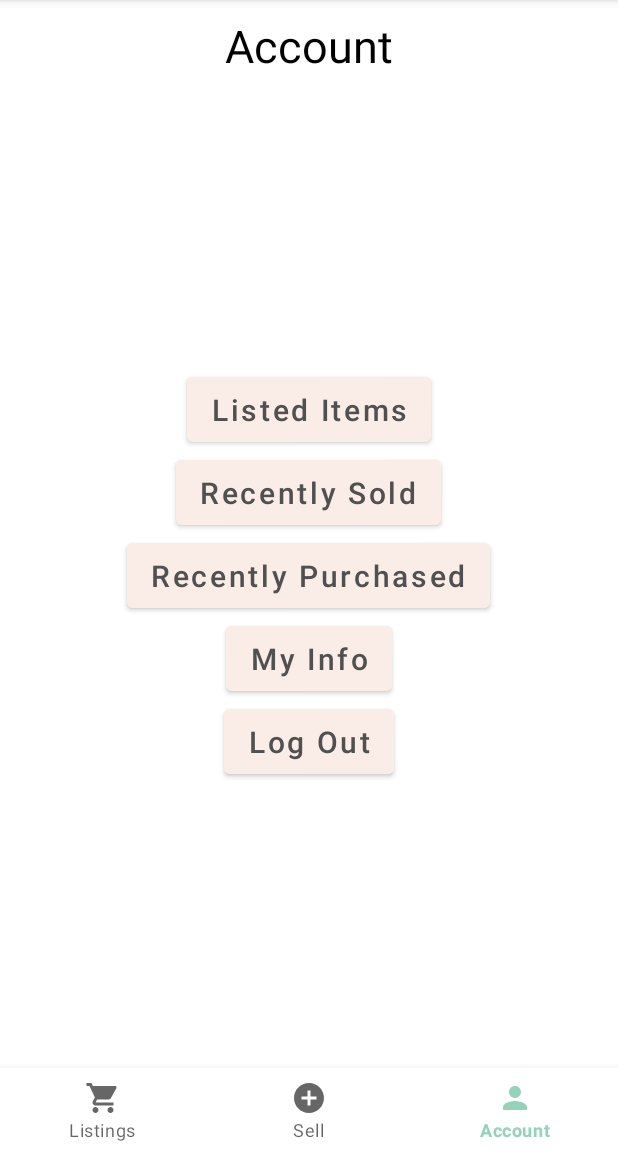
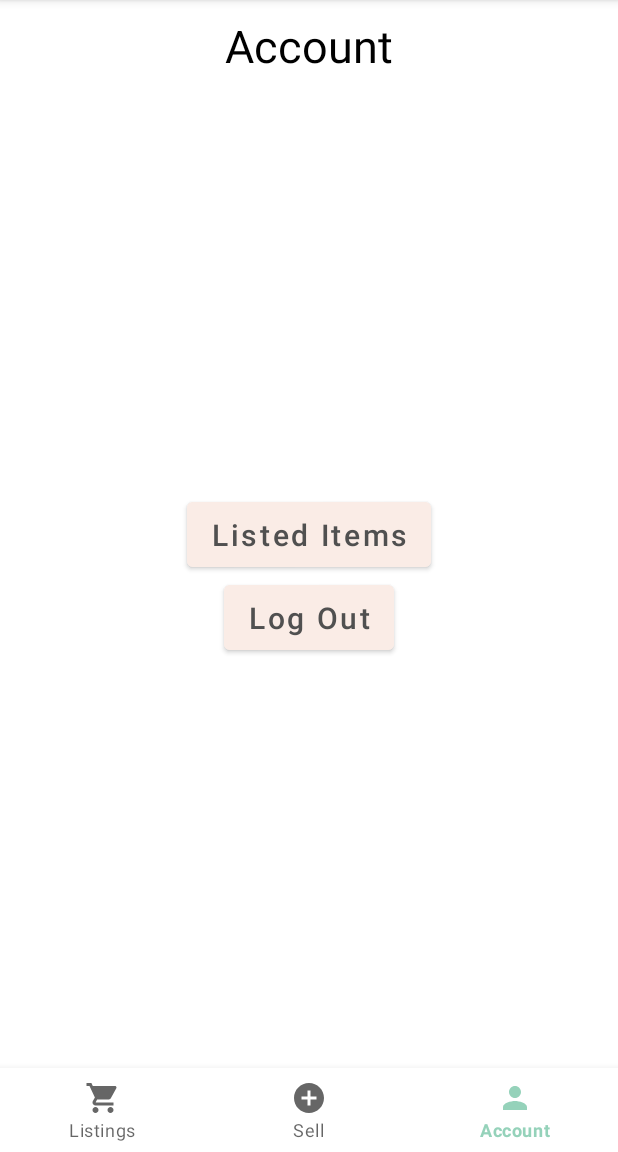
Before and after one commit to n427/ReDo, an Android app: the screen it shows after launch once a user with an empty profile is signed in (AccountActivity), item 3 of the bottom bar chosen, on a phone screen of 412 x 824 dp, the part 84-1236 px from its top. Run offline under Robolectric (Android 15) with nearby library versions, the phone set to English and light mode, and no system bars; our stand-ins replace Firebase (no records; nobody signed in at launch, a user with empty details on screens opened directly).

```diff
--- a/app/src/main/AndroidManifest.xml
+++ b/app/src/main/AndroidManifest.xml
@@ -6,6 +6,8 @@
         <activity android:name=".LoginActivity" />
         <activity android:name=".RegisterActivity" />
         <activity android:name=".ListingsActivity" />
+        <activity android:name=".ItemActivity" />
+        <activity android:name=".ThankyouActivity" />
         <activity android:name=".SellActivity" />
         <activity android:name=".AccountActivity" />
         <activity android:name=".MainActivity">
--- a/app/src/main/java/com/example/redo/ListingsActivity.java
+++ b/app/src/main/java/com/example/redo/ListingsActivity.java
@@ -1,9 +1,10 @@
 package com.example.redo;
 
-import android.accounts.Account;
 import android.content.Intent;
 import android.os.Bundle;
 import android.view.MenuItem;
+import android.view.View;
+import android.widget.AdapterView;
 import android.widget.ArrayAdapter;
 import android.widget.ListView;
 
@@ -13,15 +14,16 @@ import androidx.appcompat.app.AppCompatActivity;
 import com.google.android.gms.tasks.OnCompleteListener;
 import com.google.android.gms.tasks.Task;
 import com.google.android.material.bottomnavigation.BottomNavigationView;
-import com.google.firebase.auth.FirebaseAuth;
 import com.google.firebase.firestore.DocumentSnapshot;
 import com.google.firebase.firestore.FirebaseFirestore;
 import com.google.firebase.firestore.QuerySnapshot;
 
 import java.util.ArrayList;
+import java.util.List;
 
-public class ListingsActivity extends AppCompatActivity implements BottomNavigationView.OnNavigationItemSelectedListener {
+public class ListingsActivity extends AppCompatActivity implements BottomNavigationView.OnNavigationItemSelectedListener, AdapterView.OnItemClickListener {
     FirebaseFirestore db;
+    private List<Listing> listings;
 
     @Override
     protected void onCreate(Bundle savedInstanceState) {
@@ -36,9 +38,11 @@ public class ListingsActivity extends AppCompatActivity implements BottomNavigat
         bottomNavigation.setOnNavigationItemSelectedListener(this);
 
         // setup listings list
+        listings = new ArrayList<>();
         ListView listView = findViewById(R.id.listingsList);
         final ArrayAdapter<String> listAdapter = new ArrayAdapter<>(this, android.R.layout.simple_list_item_1, new ArrayList<String>());
         listView.setAdapter(listAdapter);
+        listView.setOnItemClickListener(this);
 
         // add listings to listings list
         db.collection("listings").get().addOnCompleteListener(new OnCompleteListener<QuerySnapshot>() {
@@ -46,16 +50,21 @@ public class ListingsActivity extends AppCompatActivity implements BottomNavigat
             public void onComplete(@NonNull Task<QuerySnapshot> task) {
                 for (DocumentSnapshot documentSnapshot : task.getResult().getDocuments()) {
                     Listing listing = documentSnapshot.toObject(Listing.class);
+                    listing.setId(documentSnapshot.getId());
+                    listings.add(listing);
                     listAdapter.add(listing.getName());
                 }
             }
         });
     }
 
+    // bottom navigation button click
     @Override
     public boolean onNavigationItemSelected(@NonNull MenuItem item) {
         switch (item.getItemId()) {
             case R.id.menuListings:
+                Intent listingsIntent = new Intent(ListingsActivity.this, ListingsActivity.class);
+                startActivity(listingsIntent);
                 break;
             case R.id.menuSell:
                 Intent sellIntent = new Intent(ListingsActivity.this, SellActivity.class);
@@ -68,4 +77,12 @@ public class ListingsActivity extends AppCompatActivity implements BottomNavigat
         }
         return false;
     }
+
+    @Override
+    public void onItemClick(AdapterView<?> adapterView, View view, int position, long v) {
+        Listing listing = listings.get(position);
+        Intent intent = new Intent(ListingsActivity.this, ItemActivity.class);
+        intent.putExtra("listingId", listing.getId());
+        startActivity(intent);
+    }
 }
--- a/app/src/main/res/layout/activity_account.xml
+++ b/app/src/main/res/layout/activity_account.xml
@@ -32,36 +32,6 @@
             android:textSize="20sp" />
 
         <com.google.android.material.button.MaterialButton
-            android:id="@+id/accountSold"
-            android:layout_width="wrap_content"
-            android:layout_height="55dp"
-            android:backgroundTint="#FAECE6"
-            android:text="Recently Sold"
-            android:textAllCaps="false"
-            android:textColor="#505050"
-            android:textSize="20sp" />
-
-        <com.google.android.material.button.MaterialButton
-            android:id="@+id/accountPurchased"
-            android:layout_width="wrap_content"
-            android:layout_height="55dp"
-            android:backgroundTint="#FAECE6"
-            android:text="Recently Purchased"
-            android:textAllCaps="false"
-            android:textColor="#505050"
-            android:textSize="20sp" />
-
-        <com.google.android.material.button.MaterialButton
-            android:id="@+id/accountInfo"
-            android:layout_width="wrap_content"
-            android:layout_height="55dp"
-            android:backgroundTint="#FAECE6"
-            android:text="My Info"
-            android:textAllCaps="false"
-            android:textColor="#505050"
-            android:textSize="20sp" />
-
-        <com.google.android.material.button.MaterialButton
             android:id="@+id/accountLogout"
             android:layout_width="wrap_content"
             android:layout_height="55dp"
```
Also changed, not shown: app/src/main/java/com/example/redo/AccountActivity.java (+10 -2 lines), app/src/main/java/com/example/redo/BuyActivity.java (deleted, +0 -14 lines), app/src/main/java/com/example/redo/ItemActivity.java (added, +97 -0 lines), app/src/main/java/com/example/redo/Listing.java (+9 -0 lines), app/src/main/java/com/example/redo/SellActivity.java (+8 -6 lines), app/src/main/java/com/example/redo/ThankyouActivity.java (added, +42 -0 lines), app/src/main/res/layout/activity_buy.xml (deleted, +0 -10 lines), app/src/main/res/layout/activity_thankyou.xml (+4 -4 lines).
